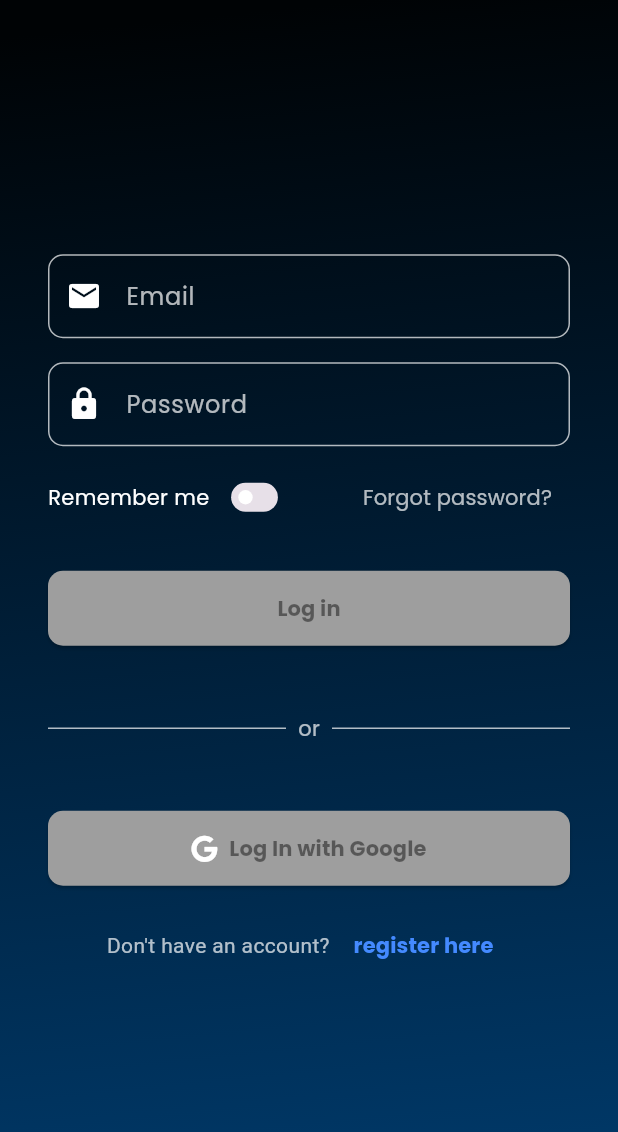
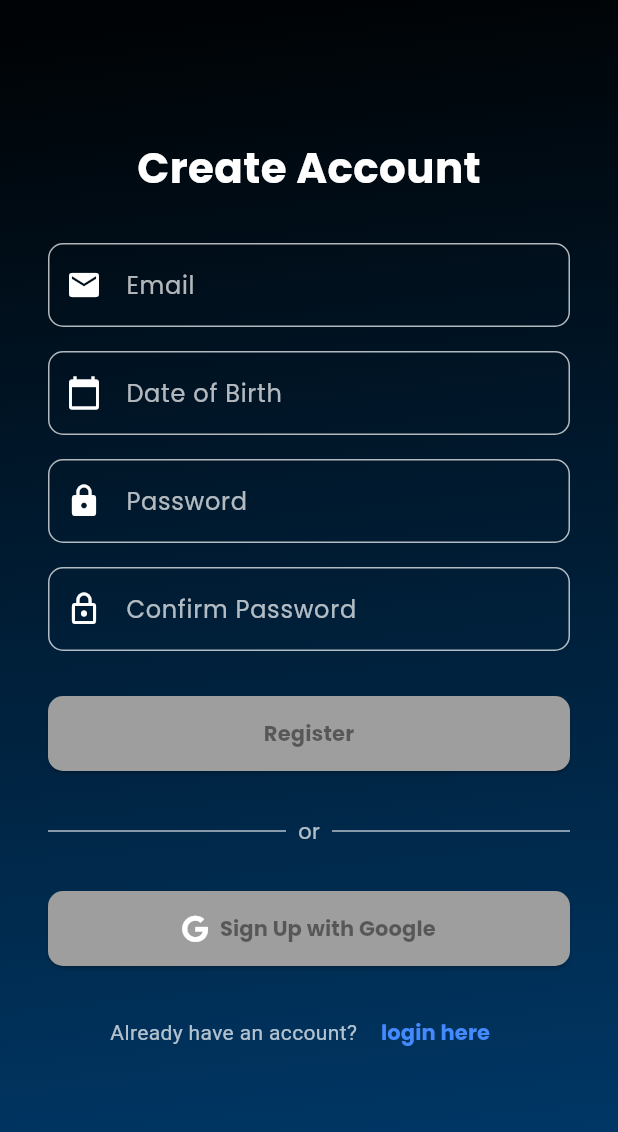
Before and after one commit to ahsankhan338/AI-Learning, a Flutter app: the screen it shows after launch, after a tap on "register here", on a phone screen of 412 x 824 dp. Shown: the top 1132 px of the screen. Run offline on Flutter 3.47's test engine with Material 3 defaults, Android fonts, the phone set to English and light mode, and no system bars; our stand-ins replace flutter_spinkit, fluttertoast, font_awesome_flutter, go_router, shared_preferences; accounts and stored records are empty; network calls fail.

```diff
--- a/lib/api/ai_model_api.dart
+++ b/lib/api/ai_model_api.dart
@@ -9,7 +9,7 @@ class AiModelApi {
       url,
       headers: {
         'Authorization':
-            'Bearer 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',
+            'Bearer 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',
         'Content-Type': 'application/json',
       },
       body: jsonEncode({
--- a/lib/components/toast.dart
+++ b/lib/components/toast.dart
@@ -7,7 +7,7 @@ void showToast(
       msg: message,
       toastLength: Toast.LENGTH_SHORT,
       gravity: ToastGravity.BOTTOM,
-      backgroundColor: backgroundColor ?? Colors.black,
+      backgroundColor: Colors.black,
       textColor: textColor ?? Colors.grey,
       fontSize: 16.0);
 }
--- a/lib/router/go_router.dart
+++ b/lib/router/go_router.dart
@@ -1,6 +1,7 @@
 import 'package:aieducator/components/bottom_navigation_bar.dart';
 import 'package:aieducator/provider/auth_provider.dart';
 import 'package:aieducator/screens/auth/login_screen.dart';
+import 'package:aieducator/screens/auth/register_page.dart';
 import 'package:aieducator/screens/certificates/certificate_screen.dart';
 import 'package:aieducator/screens/ebook/e_book.dart';
 import 'package:aieducator/screens/error_screen.dart';
@@ -43,6 +44,13 @@ class AppRouter {
         path: AppRoutes.login.path,
         name: AppRoutes.login.name,
         builder: (_, __) => const LoginScreen(),
+        routes: [
+          GoRoute(
+            path: 'register',
+            name: 'register',
+            builder: (_, __) => const RegisterPage(),
+          ),
+        ],
       );
 
   // Main Shell Route
--- a/lib/screens/auth/login_screen.dart
+++ b/lib/screens/auth/login_screen.dart
@@ -6,6 +6,7 @@ import 'package:aieducator/provider/auth_provider.dart';
 import 'package:flutter/material.dart';
 import 'package:font_awesome_flutter/font_awesome_flutter.dart';
 import 'package:provider/provider.dart';
+import 'package:go_router/go_router.dart';
 
 class LoginScreen extends StatefulWidget {
   const LoginScreen({super.key});
@@ -229,7 +230,9 @@ class _LoginScreenState extends State<LoginScreen> {
                         WidgetSpan(
                           alignment: PlaceholderAlignment.middle,
                           child: TextButton(
-                            onPressed: () {},
+                            onPressed: () {
+                              context.goNamed('register');
+                            },
                             style: TextButton.styleFrom(
                               foregroundColor: Colors.blueAccent,
                             ),
--- a/lib/screens/auth/register_page.dart
+++ b/lib/screens/auth/register_page.dart
@@ -0,0 +1,367 @@
+
+import 'package:aieducator/components/spinner.dart';
+import 'package:aieducator/components/toast.dart';
+import 'package:aieducator/constants/constants.dart';
+
+import 'package:flutter/material.dart';
+import 'package:font_awesome_flutter/font_awesome_flutter.dart';
+
+import 'package:intl/intl.dart';
+import 'package:go_router/go_router.dart';
+
+class RegisterPage extends StatefulWidget {
+  const RegisterPage({super.key});
+
+  @override
+  State<RegisterPage> createState() => _RegisterPageState();
+}
+
+class _RegisterPageState extends State<RegisterPage> {
+  final _formKey = GlobalKey<FormState>();
+  final TextEditingController emailController = TextEditingController();
+  final TextEditingController passwordController = TextEditingController();
+  final TextEditingController confirmPasswordController = TextEditingController();
+  final TextEditingController dobController = TextEditingController();
+  bool isLoading = false;
+  DateTime? selectedDate;
+
+  Future<void> _selectDate(BuildContext context) async {
+    final DateTime? picked = await showDatePicker(
+      context: context,
+      initialDate: selectedDate ?? DateTime.now(),
+      firstDate: DateTime(1950),
+      lastDate: DateTime.now(),
+      builder: (context, child) {
+        return Theme(
+          data: ThemeData.dark().copyWith(
+            colorScheme: const ColorScheme.dark(
+              primary: Colors.white,
+              onPrimary: Colors.black,
+              surface: Colors.grey,
+              onSurface: Colors.white,
+            ),
+            dialogBackgroundColor: Colors.grey[800],
+          ),
+          child: child!,
+        );
+      },
+    );
+
+    if (picked != null && picked != selectedDate) {
+      setState(() {
+        selectedDate = picked;
+        dobController.text = DateFormat('yyyy-MM-dd').format(picked);
+      });
+    }
+  }
+
+  @override
+  Widget build(BuildContext context) {
+    return Scaffold(
+      backgroundColor: Colors.transparent,
+      body: Container(
+        decoration: const BoxDecoration(
+          gradient: AppColors.backgroundGradient,
+        ),
+        child: Center(
+          child: SingleChildScrollView(
+            child: Padding(
+              padding: const EdgeInsets.symmetric(horizontal: 32.0),
+              child: Form(
+                key: _formKey,
+                child: Column(
+                  mainAxisAlignment: MainAxisAlignment.center,
+                  children: [
+                    const Text(
+                      'Create Account',
+                      style: TextStyle(
+                        color: Colors.white,
+                        fontSize: 28,
+                        fontWeight: FontWeight.bold,
+                      ),
+                    ),
+                    const SizedBox(height: 30),
+                    TextFormField(
+                      controller: emailController,
+                      validator: (value) {
+                        if (value == null || value.isEmpty) {
+                          return 'Please enter your email';
+                        }
+                        // Simple email validation
+                        if (!RegExp(r'^[\w-\.]+@([\w-]+\.)+[\w-]{2,4}$').hasMatch(value)) {
+                          return 'Please enter a valid email';
+                        }
+                        return null;
+                      },
+                      decoration: InputDecoration(
+                        prefixIcon: const Icon(Icons.email, color: Colors.white),
+                        hintText: 'Email',
+                        hintStyle: const TextStyle(color: Colors.white70),
+                        filled: true,
+                        fillColor: Colors.transparent,
+                        enabledBorder: OutlineInputBorder(
+                          borderSide: const BorderSide(color: Colors.white70),
+                          borderRadius: BorderRadius.circular(10),
+                        ),
+                        focusedBorder: OutlineInputBorder(
+                          borderSide: const BorderSide(color: Colors.white),
+                          borderRadius: BorderRadius.circular(10),
+                        ),
+                        errorBorder: OutlineInputBorder(
+                          borderSide: const BorderSide(color: Colors.red),
+                          borderRadius: BorderRadius.circular(10),
+                        ),
+                        focusedErrorBorder: OutlineInputBorder(
+                          borderSide: const BorderSide(color: Colors.red),
+                          borderRadius: BorderRadius.circular(10),
+                        ),
+                      ),
+                      style: const TextStyle(color: Colors.white),
+                    ),
+                    const SizedBox(height: 16),
+
+                    // Date of Birth field
+                    TextFormField(
+                      controller: dobController,
+                      readOnly: true,
+                      validator: (value) {
+                        if (value == null || value.isEmpty) {
+                          return 'Please select your date of birth';
+                        }
+                        return null;
+                      },
+                      onTap: () => _selectDate(context),
+                      decoration: InputDecoration(
+                        prefixIcon: const Icon(Icons.calendar_today, color: Colors.white),
+                        hintText: 'Date of Birth',
+                        hintStyle: const TextStyle(color: Colors.white70),
+                        filled: true,
+                        fillColor: Colors.transparent,
+                        enabledBorder: OutlineInputBorder(
+                          borderSide: const BorderSide(color: Colors.white70),
+                          borderRadius: BorderRadius.circular(10),
+                        ),
+                        focusedBorder: OutlineInputBorder(
+                          borderSide: const BorderSide(color: Colors.white),
+                          borderRadius: BorderRadius.circular(10),
+                        ),
+                        errorBorder: OutlineInputBorder(
+                          borderSide: const BorderSide(color: Colors.red),
+                          borderRadius: BorderRadius.circular(10),
+                        ),
+                        focusedErrorBorder: OutlineInputBorder(
+                          borderSide: const BorderSide(color: Colors.red),
+                          borderRadius: BorderRadius.circular(10),
+                        ),
+                      ),
+                      style: const TextStyle(color: Colors.white),
+                    ),
+                    const SizedBox(height: 16),
+
+                    // Password field
+                    TextFormField(
+                      controller: passwordController,
+                      validator: (value) {
+                        if (value == null || value.isEmpty) {
+                          return 'Please enter your password';
+                        }
+                        if (value.length < 6) {
+                          return 'Password must be at least 6 characters';
+                        }
+                        return null;
+                      },
+                      obscureText: true,
+                      decoration: InputDecoration(
+                        prefixIcon: const Icon(Icons.lock, color: Colors.white),
+                        hintText: 'Password',
+                        hintStyle: const TextStyle(color: Colors.white70),
+                        filled: true,
+                        fillColor: Colors.transparent,
+                        enabledBorder: OutlineInputBorder(
+                          borderSide: const BorderSide(color: Colors.white70),
+                          borderRadius: BorderRadius.circular(10),
+                        ),
+                        focusedBorder: OutlineInputBorder(
+                          borderSide: const BorderSide(color: Colors.white),
+                          borderRadius: BorderRadius.circular(10),
+                        ),
+                        errorBorder: OutlineInputBorder(
+                          borderSide: const BorderSide(color: Colors.red),
+                          borderRadius: BorderRadius.circular(10),
+                        ),
+                        focusedErrorBorder: OutlineInputBorder(
+                          borderSide: const BorderSide(color: Colors.red),
+                          borderRadius: BorderRadius.circular(10),
+                        ),
+                      ),
+                      style: const TextStyle(color: Colors.white),
+                    ),
+                    const SizedBox(height: 16),
+
+                    // Confirm Password field
+                    TextFormField(
+                      controller: confirmPasswordController,
+                      validator: (value) {
+                        if (value == null || value.isEmpty) {
+                          return 'Please confirm your password';
+                        }
+                        if (value != passwordController.text) {
+                          return 'Passwords do not match';
+                        }
+                        return null;
+                      },
+                      obscureText: true,
+                      decoration: InputDecoration(
+                        prefixIcon: const Icon(Icons.lock_outline, color: Colors.white),
+                        hintText: 'Confirm Password',
+                        hintStyle: const TextStyle(color: Colors.white70),
+                        filled: true,
+                        fillColor: Colors.transparent,
+                        enabledBorder: OutlineInputBorder(
+                          borderSide: const BorderSide(color: Colors.white70),
+                          borderRadius: BorderRadius.circular(10),
+                        ),
+                        focusedBorder: OutlineInputBorder(
+                          borderSide: const BorderSide(color: Colors.white),
+                          borderRadius: BorderRadius.circular(10),
+                        ),
+                        errorBorder: OutlineInputBorder(
+                          borderSide: const BorderSide(color: Colors.red),
+                          borderRadius: BorderRadius.circular(10),
+                        ),
+                        focusedErrorBorder: OutlineInputBorder(
+                          borderSide: const BorderSide(color: Colors.red),
+                          borderRadius: BorderRadius.circular(10),
+                        ),
+                      ),
+                      style: const TextStyle(color: Colors.white),
+                    ),
+                    const SizedBox(height: 30),
+
+                    // Register Button
+                    isLoading
+                        ? const SpinLoader()
+                        : ElevatedButton(
+                            style: ElevatedButton.styleFrom(
+                              minimumSize: const Size(double.infinity, 50),
+                              backgroundColor: Colors.grey,
+                              padding: const EdgeInsets.symmetric(
+                                  horizontal: 40, vertical: 12),
+                              shape: RoundedRectangleBorder(
+                                borderRadius: BorderRadius.circular(10),
+                              ),
+                            ),
+                            onPressed: () async {
+                              if (_formKey.currentState!.validate()) {
+                                setState(() {
+                                  isLoading = true;
+                                });
+
+                                try {
+                                  // Registration logic would go here
+                                  // Example:
+                                  // final Authentication authentication = Authentication();
+                                  // final result = await authentication.register(
+                                  //   email: emailController.text,
+                                  //   password: passwordController.text,
+                                  //   dateOfBirth: dobController.text,
+                                  // );
+
+                                  await Future.delayed(const Duration(seconds: 2)); // Simulating API call
+
+                                  if (!mounted) return;
+
+                                  showToast(
+                                    message: 'Registration successful!',
+                                    backgroundColor: Colors.green,
+                                  );
+
+                                  // Navigate to login page or home page
+                                  context.goNamed('login');
+                                } catch (error) {
+                                  final errorMessage = error.toString().replaceAll('Exception: ', '');
+                                  showToast(
+                                    message: errorMessage,
+                                    backgroundColor: Colors.red,
+                                  );
+                                } finally {
+                                  if (mounted) {
+                                    setState(() {
+                                      isLoading = false;
+                                    });
+                                  }
+                                }
+                              }
+                            },
+                            child: Text('Register', style: AppTextStyles.buttonTextStyles()),
+                          ),
+
+                    const SizedBox(height: 30),
+                    const Row(
+                      children: [
+                        Expanded(child: Divider(color: Colors.white70)),
+                        Padding(
+                          padding: EdgeInsets.symmetric(horizontal: 8.0),
+                          child: Text('or', style: TextStyle(color: Colors.white70)),
+                        ),
+                        Expanded(child: Divider(color: Colors.white70)),
+                      ],
+                    ),
+                    const SizedBox(height: 30),
+
+                    // Google Sign Up Button
+                    ElevatedButton.icon(
+                      style: ElevatedButton.styleFrom(
+                        minimumSize: const Size(double.infinity, 50),
+                        backgroundColor: Colors.grey,
+                        padding: const EdgeInsets.symmetric(
+                            horizontal: 20, vertical: 12),
+                        shape: RoundedRectangleBorder(
+                          borderRadius: BorderRadius.circular(10),
+                        ),
+                      ),
+                      icon: const FaIcon(FontAwesomeIcons.google, color: Colors.white),
+                      label: Text('Sign Up with Google', style: AppTextStyles.buttonTextStyles()),
+                      onPressed: () {
+                        // Google sign up logic would go here
+                      },
+                    ),
+                    const SizedBox(height: 20),
+
+                    // Login Link
+                    Text.rich(
+                      TextSpan(
+                        text: "Already have an account? ",
+                        style: const TextStyle(color: Colors.white70),
+                        children: [
+                          WidgetSpan(
+                            alignment: PlaceholderAlignment.middle,
+                            child: TextButton(
+                              onPressed: () {
+                                context.goNamed('login');
+                              },
+                              style: TextButton.styleFrom(
+                                foregroundColor: Colors.blueAccent,
+                              ),
+                              child: const Text(
+                                "login here",
+                                style: TextStyle(
+                                  fontWeight: FontWeight.bold,
+                                ),
+                              ),
+                            ),
+                          ),
+                        ],
+                      ),
+                    ),
+                    const SizedBox(height: 20),
+                  ],
+                ),
+              ),
+            ),
+          ),
+        ),
+      ),
+    );
+  }
+}
--- a/lib/screens/home/courseName/lecture_screen.dart
+++ b/lib/screens/home/courseName/lecture_screen.dart
@@ -19,6 +19,7 @@ class LectureScreen extends StatefulWidget {
 class _LectureScreenState extends State<LectureScreen> {
   List<Map<String, dynamic>> steps = [];
   bool isLoading = true;
+  String? error;
   final AiModelApi aiApi = AiModelApi();
 
   @override
@@ -31,7 +32,7 @@ class _LectureScreenState extends State<LectureScreen> {
     try {
       final prompt =
           "Give me a list of only 7 quiz titles with completion status in pure JSON format for the course '${widget.courseName}'. "
-          "The format should be: [{\"title\": \"Quiz 1\", \"completed\": true}, ...] with no explanation. and the completed property should be false for all quizes";
+          "The format should be: [{\"title\": \"Quiz 1\", \"completed\": false}, ...] with no explanation.";
 
       final response = await aiApi.getAIResponse(prompt);
 
@@ -42,13 +43,14 @@ class _LectureScreenState extends State<LectureScreen> {
         final jsonString = jsonMatch.group(0)!;
         final decoded = json.decode(jsonString);
 
-        if (decoded is List) {
+        if (decoded is List && decoded.isNotEmpty) {
           setState(() {
             steps = List<Map<String, dynamic>>.from(decoded);
             isLoading = false;
+            error = null;
           });
         } else {
-          throw Exception("Decoded data is not a list.");
+          throw Exception("Decoded data is not a valid non-empty list.");
         }
       } else {
         throw Exception("No JSON array found in response.");
@@ -57,6 +59,7 @@ class _LectureScreenState extends State<LectureScreen> {
       print("AI API error: $e");
       setState(() {
         isLoading = false;
+        error = "Failed to fetch quiz data. Please try again later.";
       });
     }
   }
@@ -67,6 +70,14 @@ class _LectureScreenState extends State<LectureScreen> {
       padding: const EdgeInsets.symmetric(vertical: 50, horizontal: 20),
       child: isLoading
           ? const Center(child: CircularProgressIndicator())
+          : error != null
+              ? Center(
+                  child: Text(
+                    error!,
+                    style: const TextStyle(color: Colors.red, fontSize: 18),
+                    textAlign: TextAlign.center,
+                  ),
+                )
               : ListView.builder(
                   itemCount: steps.length,
                   itemBuilder: (context, index) {
--- a/lib/utility/go_router_routes.dart
+++ b/lib/utility/go_router_routes.dart
@@ -1,31 +1,10 @@
-enum AppRoutes {
-  // Auth Routes
-  splash('/splash'),
-  login('/login'),
 
-  // Main Routes
-  home('/home'),
-  eBook('/eBook'),
-  certificate('/certificate'),
-  profile('/profile'),
 
-  // Home Sub-routes
-  courseDetail('/home/course/:name'),
-  lectures('/home/course/:name/lectures'),
-  nearbyInstitute('/home/course/:name/nearbyInstitute'),
-  availableCourses('/home/course/:name/availableCourses'),
+class AppRoute {
+  final String path;
+  final String name;
 
-  // eBook Sub-routes
-  eBookDetail('/eBook/:id'),
-
-  // Certificate Sub-routes
-  certificateDetail('/certificate/:id'),
-
-  // Profile Sub-routes
-  profileSettings('/profile/settings');
-
-  final String path;
-  const AppRoutes(this.path);
+  const AppRoute({required this.path, required this.name});
 
   // Helper method to get path with parameters
   String withParams(Map<String, String> params) {
@@ -36,3 +15,30 @@ enum AppRoutes {
     return result;
   }
 }
+
+class AppRoutes {
+  static const splash = AppRoute(path: '/splash', name: 'splash');
+  static const login = AppRoute(path: '/login', name: 'login');
+  static const register = AppRoute(path: '/login/register', name: 'register');
+
+  // Main Routes
+  static const home = AppRoute(path: '/home', name: 'home');
+  static const eBook = AppRoute(path: '/eBook', name: 'eBook');
+  static const certificate = AppRoute(path: '/certificate', name: 'certificate');
+  static const profile = AppRoute(path: '/profile', name: 'profile');
+
+  // Home Sub-routes
+  static const courseDetail = AppRoute(path: '/home/course/:name', name: 'courseDetail');
+  static const lectures = AppRoute(path: '/home/course/:name/lectures', name: 'lectures');
+  static const nearbyInstitute = AppRoute(path: '/home/course/:name/nearbyInstitute', name: 'nearbyInstitute');
+  static const availableCourses = AppRoute(path: '/home/course/:name/availableCourses', name: 'availableCourses');
+
+  // eBook Sub-routes
+  static const eBookDetail = AppRoute(path: '/eBook/:id', name: 'eBookDetail');
+
+  // Certificate Sub-routes
+  static const certificateDetail = AppRoute(path: '/certificate/:id', name: 'certificateDetail');
+
+  // Profile Sub-routes
+  static const profileSettings = AppRoute(path: '/profile/settings', name: 'profileSettings');
+}
--- a/pubspec.yaml
+++ b/pubspec.yaml
@@ -45,6 +45,7 @@ dependencies:
   google_maps_flutter: ^2.10.1
   url_launcher: ^6.3.1
   shared_preferences: ^2.2.2
+  intl: ^0.20.2
 
 dev_dependencies:
   flutter_test:
```
Also changed, not shown: pubspec.lock, 4 other files. Lines whose indentation alone changed are shown as unchanged.
